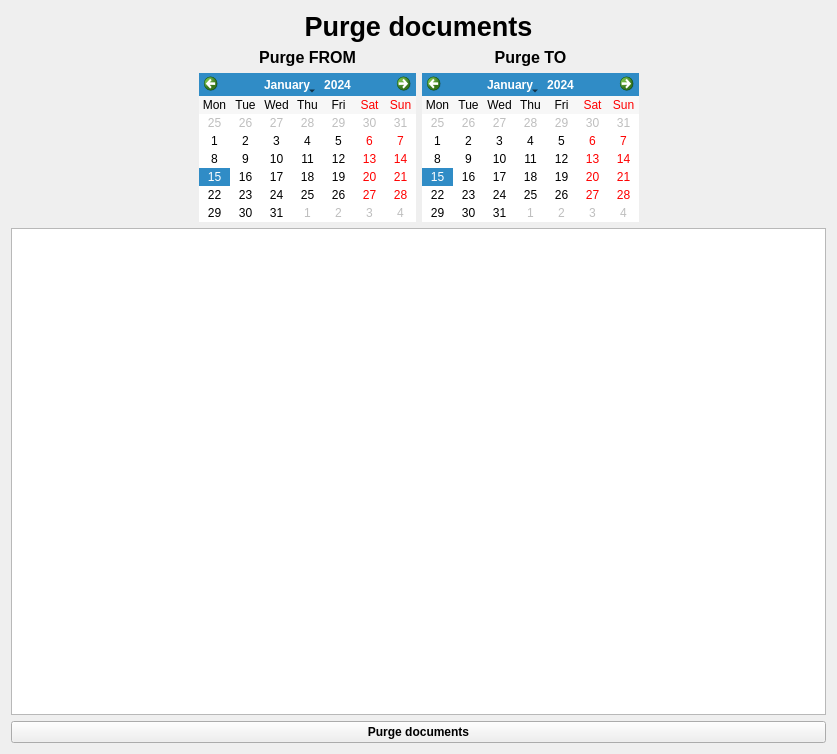
Qt form didyoureadme/ui/wdgDocumentsPurge.ui (turulomio/didyoureadme) before a commit.
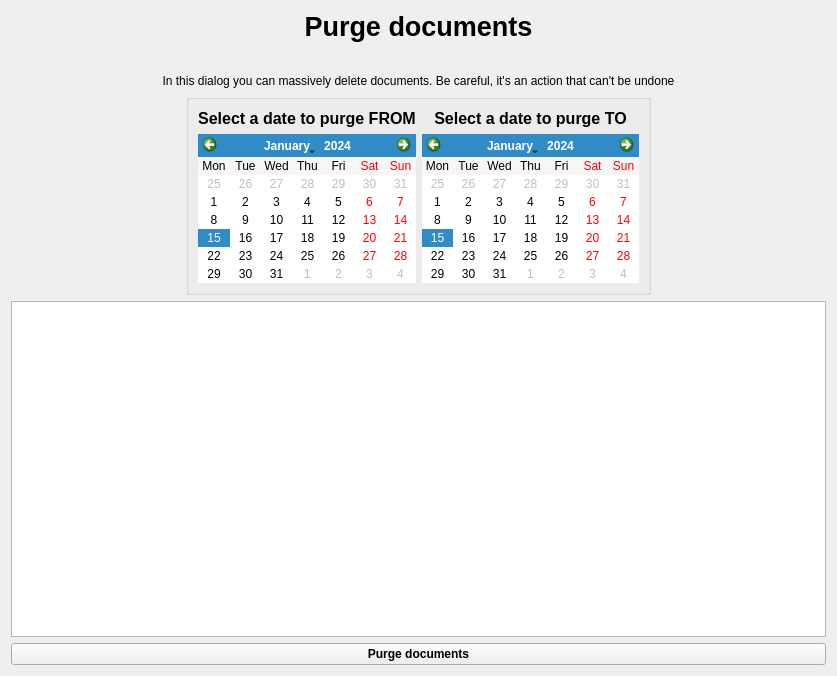
The same form after that commit. Icons and pictures are not drawn. Custom widgets are drawn as their Qt base class.

Patch:
```diff
--- a/didyoureadme/ui/wdgDocumentsPurge.ui
+++ b/didyoureadme/ui/wdgDocumentsPurge.ui
@@ -7,13 +7,10 @@
     <x>0</x>
     <y>0</y>
     <width>837</width>
-    <height>754</height>
+    <height>676</height>
    </rect>
   </property>
-  <property name="windowTitle">
-   <string>Form</string>
-  </property>
-  <layout class="QHBoxLayout" name="horizontalLayout_2">
+  <layout class="QHBoxLayout" name="horizontalLayout_5">
    <item>
     <layout class="QVBoxLayout" name="verticalLayout_3">
      <item>
@@ -34,7 +31,75 @@
       </widget>
      </item>
      <item>
-      <layout class="QHBoxLayout" name="horizontalLayout">
+      <layout class="QHBoxLayout" name="horizontalLayout_4">
+       <item>
+        <spacer name="horizontalSpacer_3">
+         <property name="orientation">
+          <enum>Qt::Horizontal</enum>
+         </property>
+         <property name="sizeHint" stdset="0">
+          <size>
+           <width>40</width>
+           <height>20</height>
+          </size>
+         </property>
+        </spacer>
+       </item>
+       <item>
+        <widget class="QLabel" name="label_4">
+         <property name="sizePolicy">
+          <sizepolicy hsizetype="Fixed" vsizetype="Fixed">
+           <horstretch>0</horstretch>
+           <verstretch>0</verstretch>
+          </sizepolicy>
+         </property>
+         <property name="maximumSize">
+          <size>
+           <width>76</width>
+           <height>76</height>
+          </size>
+         </property>
+         <property name="text">
+          <string/>
+         </property>
+         <property name="pixmap">
+          <pixmap resource="../images/didyoureadme.qrc">:/admin.png</pixmap>
+         </property>
+         <property name="scaledContents">
+          <bool>true</bool>
+         </property>
+         <property name="alignment">
+          <set>Qt::AlignCenter</set>
+         </property>
+        </widget>
+       </item>
+       <item>
+        <spacer name="horizontalSpacer_4">
+         <property name="orientation">
+          <enum>Qt::Horizontal</enum>
+         </property>
+         <property name="sizeHint" stdset="0">
+          <size>
+           <width>40</width>
+           <height>20</height>
+          </size>
+         </property>
+        </spacer>
+       </item>
+      </layout>
+     </item>
+     <item>
+      <widget class="QLabel" name="label_3">
+       <property name="text">
+        <string>In this dialog you can massively delete documents. Be careful, it's an action that can't be undone</string>
+       </property>
+       <property name="alignment">
+        <set>Qt::AlignCenter</set>
+       </property>
+      </widget>
+     </item>
+     <item>
+      <layout class="QHBoxLayout" name="horizontalLayout_3">
        <item>
         <spacer name="horizontalSpacer_2">
          <property name="orientation">
@@ -49,6 +114,14 @@
         </spacer>
        </item>
        <item>
+        <widget class="QGroupBox" name="groupBox">
+         <property name="title">
+          <string/>
+         </property>
+         <layout class="QHBoxLayout" name="horizontalLayout_2">
+          <item>
+           <layout class="QHBoxLayout" name="horizontalLayout">
+            <item>
         <layout class="QVBoxLayout" name="verticalLayout">
          <item>
           <widget class="QLabel" name="label">
@@ -60,7 +133,7 @@
             </font>
            </property>
            <property name="text">
-            <string>Purge FROM</string>
+                 <string>Select a date to purge FROM</string>
            </property>
            <property name="alignment">
             <set>Qt::AlignCenter</set>
@@ -97,7 +170,7 @@
             </font>
            </property>
            <property name="text">
-            <string>Purge TO</string>
+                 <string>Select a date to purge TO</string>
            </property>
            <property name="alignment">
             <set>Qt::AlignCenter</set>
@@ -121,6 +194,11 @@
           </widget>
          </item>
         </layout>
+            </item>
+           </layout>
+          </item>
+         </layout>
+        </widget>
        </item>
        <item>
         <spacer name="horizontalSpacer">
```
Lines whose indentation alone changed are shown as unchanged.
